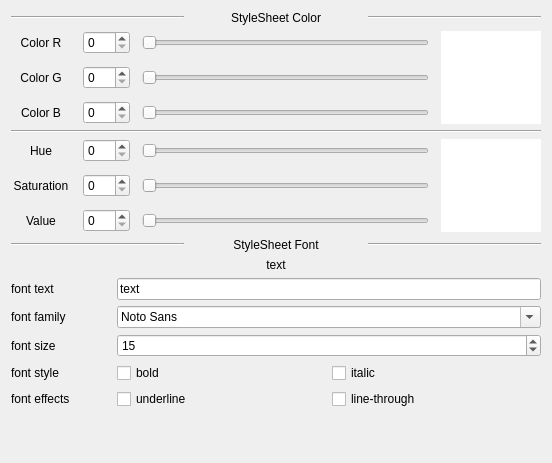
FXTD-ODYSSEY/QBinder, file example/stylesheet/stylesheet.ui: the form before one commit.
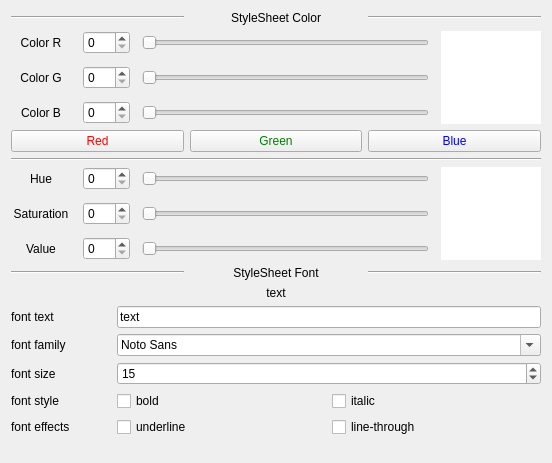
The form after the commit.

Commit message: 更新 style 案例 | 添加 anim 案例 | 添加动画特性 | 整理代码

Patch:
```diff
--- a/example/stylesheet/stylesheet.ui
+++ b/example/stylesheet/stylesheet.ui
@@ -194,6 +194,40 @@
      </item>
     </layout>
    </item>
+   <item>
+    <layout class="QHBoxLayout" name="horizontalLayout_14">
+     <item>
+      <widget class="QPushButton" name="Red_BTN">
+       <property name="styleSheet">
+        <string notr="true">color:red</string>
+       </property>
+       <property name="text">
+        <string>Red</string>
+       </property>
+      </widget>
+     </item>
+     <item>
+      <widget class="QPushButton" name="Green_BTN">
+       <property name="styleSheet">
+        <string notr="true">color:green</string>
+       </property>
+       <property name="text">
+        <string>Green</string>
+       </property>
+      </widget>
+     </item>
+     <item>
+      <widget class="QPushButton" name="Blue_BTN">
+       <property name="styleSheet">
+        <string notr="true">color:blue</string>
+       </property>
+       <property name="text">
+        <string>Blue</string>
+       </property>
+      </widget>
+     </item>
+    </layout>
+   </item>
    <item>
     <widget class="Line" name="line">
      <property name="orientation">
@@ -486,6 +520,9 @@
        </item>
        <item>
         <widget class="QSpinBox" name="Font_Size_SP">
+         <property name="maximum">
+          <number>999</number>
+         </property>
          <property name="value">
           <number>15</number>
          </property>
```
Left out of the diff: 195 changed lines with no effect on the pictures. The commit also changes 10 other files.
